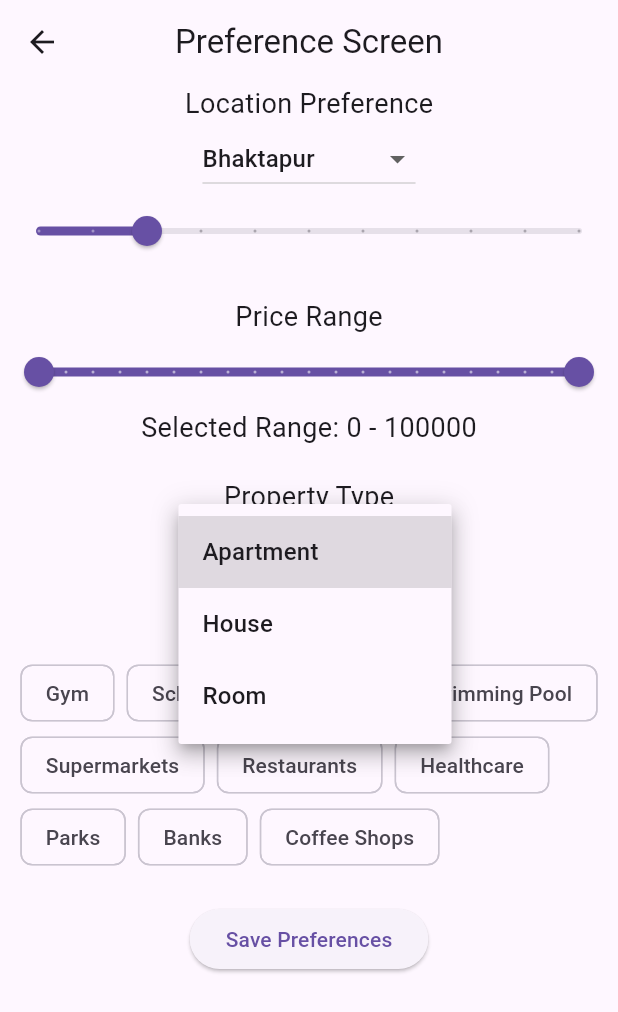
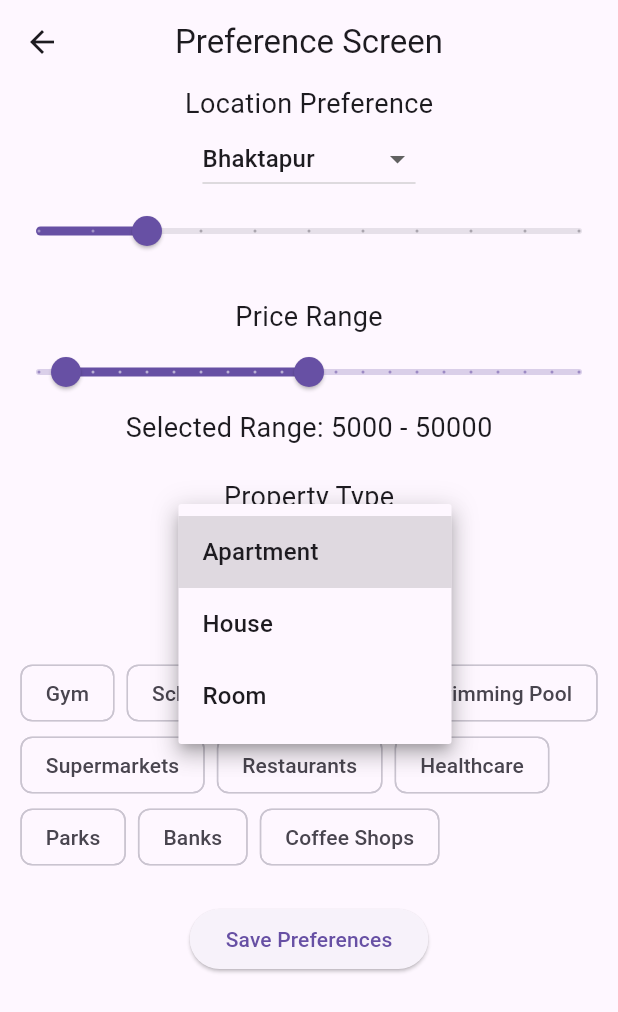
Before and after one commit to shrestharukesh1213/gharsathi, a Flutter app: the Tenantpreferencescreen screen opened by its route, after a tap on "Apartment", on a phone screen of 412 x 824 dp. Shown: the top 1012 px of the screen. Run offline on Flutter 3.47's test engine with Material 3 defaults, Android fonts, the phone set to English and light mode, and no system bars; our stand-ins replace cached_network_image, carousel_slider, cloud_firestore, country_picker, email_validator, firebase_auth and 6 more; accounts and stored records are empty.

Commit message:
Added clearing Post screen after room has been posted. Also added retrieving user prefs from firebase

```diff
--- a/lib/screens/LandlordHomeScreen.dart
+++ b/lib/screens/LandlordHomeScreen.dart
@@ -111,6 +111,15 @@ class _LandlordhomescreenState extends State<Landlordhomescreen> {
         .createRoom(room)
         .then((value) => {
               Esnackbar.show(context, "Room added successfully"),
+              setState(() {
+                titleController.clear();
+                locationController.clear();
+                priceController.text = '0.0';
+                descriptionController.clear();
+                _selectedImages.clear();
+                _isSelected.fillRange(0, _isSelected.length, false);
+                selectedAmenities.clear();
+              })
             })
         .catchError((error) {
       return Esnackbar.show(context, "Failed to add room");
@@ -215,6 +224,7 @@ class _LandlordhomescreenState extends State<Landlordhomescreen> {
                 children: List<Widget>.generate(_amenitiesOptions.length,
                     (int index) {
                   return FilterChip(
+                    showCheckmark: false,
                     avatar: Icon(_amenitiesOptions[index]['icon'], size: 20),
                     label: Text(_amenitiesOptions[index]['label']),
                     selected: _isSelected[index],
@@ -308,7 +318,7 @@ class _LandlordhomescreenState extends State<Landlordhomescreen> {
                   style: ElevatedButton.styleFrom(
                     minimumSize: const Size.fromHeight(50),
                   ),
-                  onPressed: () {
+                  onPressed: () async {
                     if (_formKey.currentState!.validate()) {
                       addRooms();
                     }
--- a/lib/screens/TenantPreferenceScreen.dart
+++ b/lib/screens/TenantPreferenceScreen.dart
@@ -1,7 +1,9 @@
 import 'package:firebase_auth/firebase_auth.dart';
+import 'package:flutter/foundation.dart';
 import 'package:flutter/material.dart';
 import 'package:gharsathi/model/Preferences.dart';
 import 'package:gharsathi/services/PreferenceServices.dart';
+import 'package:gharsathi/utils/utils.dart';
 
 class Tenantpreferencescreen extends StatefulWidget {
   const Tenantpreferencescreen({super.key});
@@ -11,6 +13,8 @@ class Tenantpreferencescreen extends StatefulWidget {
 }
 
 class _TenantpreferencescreenState extends State<Tenantpreferencescreen> {
+  User? user = FirebaseAuth.instance.currentUser;
+  bool _isLoading = true;
   //dropdownmenu for location
   String dropdownLocationValue = "Bhaktapur";
   // String? _location;
@@ -58,16 +62,65 @@ class _TenantpreferencescreenState extends State<Tenantpreferencescreen> {
   ];
 
   @override
+  void initState() {
+    super.initState();
+    _initializeDefaultValues();
+    loadPreferences();
+  }
+
+  void _initializeDefaultValues() {
+    dropdownLocationValue = "Bhaktapur";
+    _currentRangeValues = const RangeValues(5000.0, 50000.0);
+    dropdownPropertyValue = "Apartment";
+  }
+
+  Future<void> loadPreferences() async {
+    setState(() {
+      _isLoading = false;
+    });
+    try {
+      User? currentUser = FirebaseAuth.instance.currentUser;
+      PreferenceServices preferenceServices = PreferenceServices();
+      if (currentUser != null) {
+        Preferences? preferences = await preferenceServices.getPreferences();
+        if (preferences != null) {
+          setState(() {
+            dropdownLocationValue = preferences.location ?? "Bhaktapur";
+
+            _currentRangeValues = RangeValues(
+                (preferences.priceRange!['min'] as num).toDouble(),
+                (preferences.priceRange!['max'] as num).toDouble());
+
+            dropdownPropertyValue = preferences.propertyType ?? "Apartment";
+
+            if (preferences.amenities != null) {
+              for (int i = 0; i <= _amenitiesOptions.length - 1; i++) {
+                _isSelected[i] =
+                    preferences.amenities!.contains(_amenitiesOptions[i]);
+              }
+            }
+          });
+        }
+      }
+    } catch (e) {
+      showSnackBar(context, "Error Loading Preferences: $e");
+      if (kDebugMode) {
+        debugPrint("Error Loading Preferences: $e");
+      }
+    }
+  }
+
+  @override
   Widget build(BuildContext context) {
     return Scaffold(
       appBar: AppBar(
-        title: Text('Preference Screen'),
+        title: const Text('Preference Screen'),
         centerTitle: true,
       ),
       body: Column(
         mainAxisAlignment: MainAxisAlignment.start,
         children: [
-          Text('Location Preference', style: TextStyle(fontSize: 18)),
+          const Text('Location Preference', style: TextStyle(fontSize: 18)),
           DropdownButton(
             hint: const Text('Select an option'),
             items: const [
@@ -96,7 +149,8 @@ class _TenantpreferencescreenState extends State<Tenantpreferencescreen> {
             },
           ),
           const SizedBox(height: 20),
-          Text('Price Range', style: TextStyle(fontSize: 18)),
+          const Center(
+              child: Text('Price Range', style: TextStyle(fontSize: 18))),
           RangeSlider(
             values: _currentRangeValues,
             min: 0,
@@ -114,16 +168,16 @@ class _TenantpreferencescreenState extends State<Tenantpreferencescreen> {
           ),
           Text(
             'Selected Range: ${_currentRangeValues.start.round()} - ${_currentRangeValues.end.round()}',
-            style: TextStyle(fontSize: 18),
+            style: const TextStyle(fontSize: 18),
           ),
           const SizedBox(height: 20),
-          Text('Property Type', style: TextStyle(fontSize: 18)),
+          const Text('Property Type', style: TextStyle(fontSize: 18)),
           DropdownButton(
             hint: const Text('Select an option'),
             items: const [
-              DropdownMenuItem(child: Text('Apartment'), value: 'Apartment'),
-              DropdownMenuItem(child: Text('House'), value: 'House'),
-              DropdownMenuItem(child: Text('Room'), value: 'Room'),
+              DropdownMenuItem(value: 'Apartment', child: Text('Apartment')),
+              DropdownMenuItem(value: 'House', child: Text('House')),
+              DropdownMenuItem(value: 'Room', child: Text('Room')),
             ],
             onChanged: (String? newValue) {
               setState(() {
@@ -133,7 +187,7 @@ class _TenantpreferencescreenState extends State<Tenantpreferencescreen> {
             value: dropdownPropertyValue,
           ),
           const SizedBox(height: 20),
-          Text('Nearby Amenities', style: TextStyle(fontSize: 18)),
+          const Text('Nearby Amenities', style: TextStyle(fontSize: 18)),
           Wrap(
             spacing: 8.0, // Spacing between chips
             children:
--- a/lib/services/PreferenceServices.dart
+++ b/lib/services/PreferenceServices.dart
@@ -1,16 +1,54 @@
 import 'package:cloud_firestore/cloud_firestore.dart';
 import 'package:firebase_auth/firebase_auth.dart';
+import 'package:flutter/foundation.dart';
+import 'package:flutter/material.dart';
 import 'package:gharsathi/model/Preferences.dart';
+import 'package:gharsathi/utils/utils.dart';
+import 'package:gharsathi/widgets/Esnackbar.dart';
 
 class PreferenceServices {
   Future<void> savePreferences(Preferences preferences) async {
     try {
       await FirebaseFirestore.instance
           .collection('userPreference')
-          .doc(FirebaseAuth.instance.currentUser!.uid) // Use current user's ID as document ID
+          .doc(FirebaseAuth.instance.currentUser!
+              .uid) // Use current user's ID as document ID
           .set(preferences.toJson()); // Save the preferences data
     } catch (e) {
       print(e);
     }
   }
+
+  Future<Preferences?> getPreferences() async {
+    try {
+      User? user = FirebaseAuth.instance.currentUser;
+      if (user != null) {
+        DocumentSnapshot<Map<String, dynamic>> doc = await FirebaseFirestore
+            .instance
+            .collection('userPreference')
+            .doc(user.uid)
+            .get();
+
+        if (doc.exists) {
+          Map<String, dynamic>? data = doc.data()!;
+          return Preferences(
+            user: data['user'],
+            uid: data['uid'],
+            location: data['location'],
+            distance: data['distance'],
+            priceRange: Map<String, int>.from(
+                data['priceRange'] as Map<dynamic, dynamic>),
+            propertyType: data['propertyType'],
+            amenities:
+                List<String>.from(data['amenities'] as Iterable<dynamic>),
+          );
+        }
+      }
+    } catch (e) {
+      if (kDebugMode) {
+        debugPrint('getPreferences Error: $e');
+      }
+    }
+    return null;
+  }
 }
--- a/lib/services/recommendation_sys.dart
+++ b/lib/services/recommendation_sys.dart
@@ -146,7 +146,7 @@ class RecommendationSys {
       double score = await calculateSimilarityScore(userPreferences, property);
 
       //Only show rooms with Jaccard Similarity score greater than 0.5
-      if (score > 0.5) {
+      if (score > 0.6) {
         scoredProperties.add({
           'property': property,
           'score': score,
```
